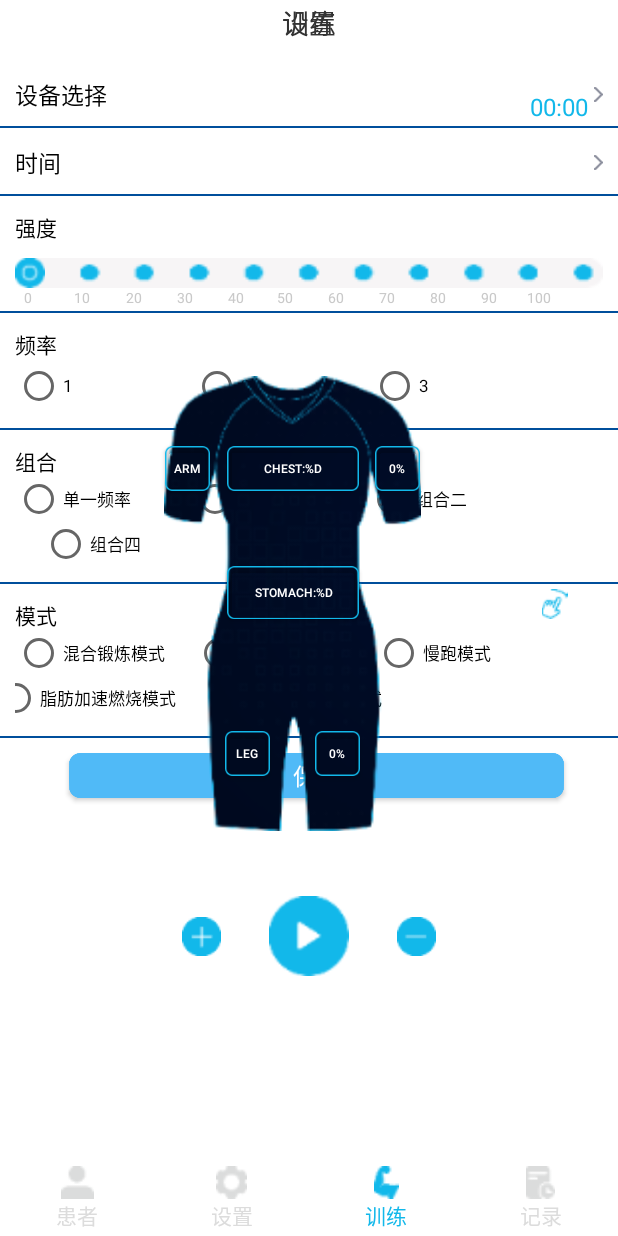
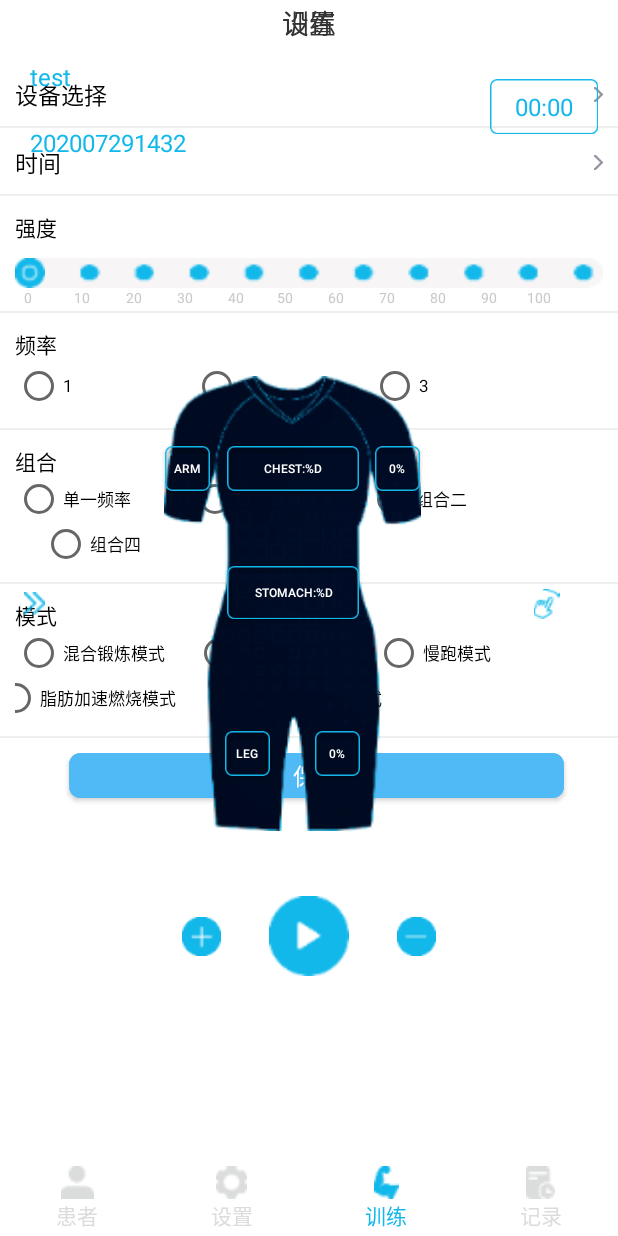
Before and after one commit to oomadj/pipi, an Android app: the fragment SettingsFragment placed in its activity, after a tap on "保存", on a phone screen of 412 x 824 dp. Run offline under Robolectric (Android 15) with nearby library versions, the phone set to English and light mode, and no system bars; 3 statements that could not run were skipped.

Commit message:
训练界面数据更换

```diff
--- a/MiraclinkClothes/app/src/main/java/com/miraclink/content/check/UserCheckContract.java
+++ b/MiraclinkClothes/app/src/main/java/com/miraclink/content/check/UserCheckContract.java
@@ -39,6 +39,8 @@ public interface UserCheckContract {
 
         void queryAllUser(IUserDatabaseManager iUserDatabaseManager, IUserDatabaseManager.QueryAllUserCallback callback);
 
+        void onInit(int time,int rate,int strong);
+
     }
 
     interface IView{
--- a/MiraclinkClothes/app/src/main/java/com/miraclink/content/check/UserCheckFragment.java
+++ b/MiraclinkClothes/app/src/main/java/com/miraclink/content/check/UserCheckFragment.java
@@ -5,6 +5,7 @@ import android.content.Context;
 import android.content.Intent;
 import android.content.IntentFilter;
 import android.os.Bundle;
+import android.view.Gravity;
 import android.view.LayoutInflater;
 import android.view.View;
 import android.view.ViewGroup;
@@ -17,6 +18,7 @@ import android.widget.Toast;
 
 import androidx.annotation.NonNull;
 import androidx.annotation.Nullable;
+import androidx.drawerlayout.widget.DrawerLayout;
 import androidx.fragment.app.Fragment;
 import androidx.recyclerview.widget.LinearLayoutManager;
 import androidx.recyclerview.widget.RecyclerView;
@@ -38,13 +40,15 @@ import java.util.ArrayList;
 import java.util.List;
 
 
-public class UserCheckFragment extends Fragment implements View.OnClickListener, UserCheckContract.IView , IUserDatabaseManager.QueryAllUserCallback {
+public class UserCheckFragment extends Fragment implements View.OnClickListener, UserCheckContract.IView, IUserDatabaseManager.QueryAllUserCallback {
     private static final String TAG = UserCheckFragment.class.getSimpleName();
     private Button btStart;
     private Button btLeg, btLegZero, btNeck, btArm, btArmZero, btChest, btStomach, btBack, btRear;
     private TextView tvTime;
     private ImageButton btAdd, btCut;
-    private TextView tvName, tvId;
+    private TextView tvName, tvId,tvCompose,tvMode;
+    private DrawerLayout drawerLayout;
+    private ImageView imgSlide;
 
     private HorizontalScrollView horizontalScrollView;
     private ImageView imgChangeBody1;
@@ -57,6 +61,10 @@ public class UserCheckFragment extends Fragment implements View.OnClickListener,
     ContentActivity activity;
     private IUserDatabaseManager iUserDatabaseManager;
     private BroadcastReceiver receiver;
+
+    private int strong;
+    private int rate;
+    private int time;
 
     @Nullable
     @Override
@@ -91,7 +99,7 @@ public class UserCheckFragment extends Fragment implements View.OnClickListener,
         getContext().registerReceiver(receiver, filter);
         presenter.getBleAddress(activity.getBleAddress());
 
-        presenter.queryAllUser(iUserDatabaseManager,this);
+        presenter.queryAllUser(iUserDatabaseManager, this);
     }
 
     @Override
@@ -146,9 +154,14 @@ public class UserCheckFragment extends Fragment implements View.OnClickListener,
         btRear.setOnClickListener(this);
         tvName = view.findViewById(R.id.textUserCheckFragmentName);
         tvId = view.findViewById(R.id.textUserCheckFragmentId);
+        tvCompose = view.findViewById(R.id.textUserCheckFragmentCompose);
+        tvMode = view.findViewById(R.id.textUserCheckFragmentMode);
         imgChangeBody1 = view.findViewById(R.id.imgUserCheckFragmentChangeBody1);
         imgChangeBody1.setOnClickListener(this);
         horizontalScrollView = view.findViewById(R.id.scrollViewUserCheckFragment);
+        drawerLayout = view.findViewById(R.id.drawerLayoutUserCheckFragment);
+        imgSlide = view.findViewById(R.id.imgUserCheckFragmentSlide);
+        imgSlide.setOnClickListener(this);
 
         LinearLayoutManager linearLayoutManager = new LinearLayoutManager(getContext());
         recyclerView = view.findViewById(R.id.recyclerUserCheckFragment);
@@ -207,6 +220,8 @@ public class UserCheckFragment extends Fragment implements View.OnClickListener,
             case R.id.imgUserCheckFragmentChangeBody1:
                 horizontalScrollView.smoothScrollTo(Utils.dpToPx(getContext(), 380), 0);
                 break;
+            case R.id.imgUserCheckFragmentSlide:
+                drawerLayout.openDrawer(Gravity.LEFT);
             default:
                 break;
         }
@@ -280,7 +295,7 @@ public class UserCheckFragment extends Fragment implements View.OnClickListener,
 
     @Override
     public void setStartText(String text) {
-        btStart.setText(text);
+        //btStart.setText(text);
     }
 
     @Override
@@ -322,6 +337,14 @@ public class UserCheckFragment extends Fragment implements View.OnClickListener,
                 if (user != null) {
                     tvName.setText(user.getName());
                     tvId.setText(user.getID());
+                    tvCompose.setText(Utils.getComposeText(getContext(),user.getCompose()));
+                    tvMode.setText(Utils.getModeText(getContext(),user.getMode()));
+
+                    presenter.onInit(user.getTime(),user.getRate(),user.getStrong());
+                    time = user.getTime();
+                    rate = user.getRate();
+                    strong = user.getStrong();
+
                 }
             }
         });
--- a/MiraclinkClothes/app/src/main/java/com/miraclink/content/check/UserCheckPresenter.java
+++ b/MiraclinkClothes/app/src/main/java/com/miraclink/content/check/UserCheckPresenter.java
@@ -19,8 +19,9 @@ public class UserCheckPresenter implements UserCheckContract.Presenter, BaseCall
     private UserCheckContract.IView iView;
     private IUserDatabaseManager iUserDatabaseManager;
 
-    private int ioRate = 5; //init rate
-    private long pauseTime = 6 * 60 * 1000;    //init time
+    private int time;
+    private int rate;
+    private long pauseTime; //= 10 * 60 * 1000;    //init time
 
     private boolean isLegChecked;
     private boolean isArmChecked;
@@ -29,14 +30,13 @@ public class UserCheckPresenter implements UserCheckContract.Presenter, BaseCall
     private boolean isNeckChecked;
     private boolean isBackChecked;
     private boolean isRearChecked;
-    private int armIo = ioRate;  //TODO get io to user info
-    private int chestIo = ioRate;
-    private int stomachIo = ioRate;
-    private int legIo = ioRate;
-    private int neckIo = ioRate;
-    private int backIo = ioRate;
-    private int rearIo = ioRate;
-    private int strong;
+    private int armIo;  //TODO get io to user info
+    private int chestIo;
+    private int stomachIo;
+    private int legIo;
+    private int neckIo;
+    private int backIo;
+    private int rearIo;
 
     private String lastAddress;
     private int replayCount = 100;
@@ -235,10 +235,10 @@ public class UserCheckPresenter implements UserCheckContract.Presenter, BaseCall
             LogUtil.i(TAG, "is replay connect:" + replayCount);
             if (replayCount > 0) {
                 replayCount--;
-                boolean isConnected = blueService.connect(lastAddress);
-                if (isConnected) {
-                    isReplay = true;
-                }
+                //boolean isConnected = blueService.connect(lastAddress);
+                //if (isConnected) {
+                //    isReplay = true;
+                //}
             }
         }
     }
@@ -279,7 +279,7 @@ public class UserCheckPresenter implements UserCheckContract.Presenter, BaseCall
                 rearIo++;
             }
         }
-        blueService.writeRXCharacteristic(ByteUtils.getRateCmd(armIo, chestIo, stomachIo, legIo, neckIo, backIo, rearIo, 0x01));
+        blueService.writeRXCharacteristic(ByteUtils.getRateCmd(armIo, chestIo, stomachIo, legIo, neckIo, backIo, rearIo, intToHex(rate)));
     }
 
     private void checkCut() {
@@ -318,7 +318,7 @@ public class UserCheckPresenter implements UserCheckContract.Presenter, BaseCall
                 rearIo--;
             }
         }
-        blueService.writeRXCharacteristic(ByteUtils.getRateCmd(armIo, chestIo, stomachIo, legIo, neckIo, backIo, rearIo, 0x01));
+        blueService.writeRXCharacteristic(ByteUtils.getRateCmd(armIo, chestIo, stomachIo, legIo, neckIo, backIo, rearIo, intToHex(rate)));
     }
 
     private void getUserInfoToDatabase(String id) {
@@ -331,6 +331,62 @@ public class UserCheckPresenter implements UserCheckContract.Presenter, BaseCall
     @Override
     public void queryAllUser(IUserDatabaseManager iUserDatabaseManager, IUserDatabaseManager.QueryAllUserCallback callback) {
         iUserDatabaseManager.queryAllUser(callback);
+    }
+
+    @Override
+    public void onInit(int time, int rate, int strong) {
+        this.time = time;
+        this.rate = rate;
+        pauseTime = time;
+        LogUtil.i(TAG, "presenter user:" + strong + "time --:" + time + "rate:" + rate);
+
+        armIo = strong / 10;
+        chestIo = strong / 10;
+        stomachIo = strong / 10;
+        legIo = strong / 10;
+        neckIo = strong / 10;
+        backIo = strong / 10;
+        rearIo = strong / 10;
+    }
+
+    public int intToHex(int i) {
+        int hex = 0;
+        switch (i) {
+            case 1:
+                hex = 0x01;
+                break;
+            case 2:
+                hex = 0x02;
+                break;
+            case 3:
+                hex = 0x03;
+                break;
+            case 4:
+                hex = 0x04;
+                break;
+            case 5:
+                hex = 0x05;
+                break;
+            case 6:
+                hex = 0x06;
+                break;
+            case 7:
+                hex = 0x07;
+                break;
+            case 8:
+                hex = 0x08;
+                break;
+            case 9:
+                hex = 0x09;
+                break;
+            case 10:
+                hex = 0x0a;
+                break;
+            default:
+                break;
+
+        }
+        return hex;
     }
 
     //每秒钟发送一次心跳包
@@ -354,7 +410,7 @@ public class UserCheckPresenter implements UserCheckContract.Presenter, BaseCall
         public void onFinish() {
             myCountDownTimer.cancel();
             blueService.writeRXCharacteristic(ByteUtils.getCmdStart(0x05, 0xE2, 0xE7));
-            pauseTime = 6 * 60 * 1000;
+            pauseTime = time;
             iView.setTimeText("00:00");
             iView.setStartText("start");
             //TODO bt start status change
--- a/MiraclinkClothes/app/src/main/java/com/miraclink/utils/ByteUtils.java
+++ b/MiraclinkClothes/app/src/main/java/com/miraclink/utils/ByteUtils.java
@@ -31,11 +31,11 @@ public class ByteUtils {
 
 
     //TODO strong will get
-    public static byte[] getRateCmd(int armIo,int chestIo,int stomachIo,int legIo,int neckIo,int backIo,int rearIo,int strong){
+    public static byte[] getRateCmd(int armIo,int chestIo,int stomachIo,int legIo,int neckIo,int backIo,int rearIo,int rate){
         if (armIo >=0 && armIo <=10){
             byte[] data = new byte[]{(byte) 0xAE, 0x01,intToByte(armIo *10),intToByte(chestIo*10),intToByte(stomachIo*10),intToByte(legIo*10),intToByte(neckIo*10),
-                    intToByte(backIo*10),intToByte(rearIo*10), (byte) strong,(byte) ((intToByte(armIo *10)+ intToByte(chestIo*10)+intToByte(stomachIo*10)+intToByte(legIo*10)+
-                    intToByte(neckIo*10)+intToByte(backIo*10)+intToByte(rearIo*10)+0x01+strong)&0xFF)};
+                    intToByte(backIo*10),intToByte(rearIo*10), (byte) rate,(byte) ((intToByte(armIo *10)+ intToByte(chestIo*10)+intToByte(stomachIo*10)+intToByte(legIo*10)+
+                    intToByte(neckIo*10)+intToByte(backIo*10)+intToByte(rearIo*10)+0x01+rate)&0xFF)};
             return data;
         }else {
             LogUtil.i("ByteUtils","cmd exception");
--- a/MiraclinkClothes/app/src/main/res/layout/custom_edit_line_layout.xml
+++ b/MiraclinkClothes/app/src/main/res/layout/custom_edit_line_layout.xml
@@ -9,7 +9,7 @@
         android:layout_width="0dp"
         android:layout_height="1dp"
         android:visibility="gone"
-        android:background="@color/enterprise_blue"
+        android:background="@color/line_color"
         app:layout_constraintEnd_toEndOf="parent"
         app:layout_constraintStart_toStartOf="parent"
         app:layout_constraintTop_toTopOf="parent" />
@@ -48,7 +48,7 @@
         android:id="@+id/viewEditLineLayoutBottomLine"
         android:layout_width="0dp"
         android:layout_height="1dp"
-        android:background="@color/enterprise_blue"
+        android:background="@color/line_color"
         app:layout_constraintBottom_toBottomOf="parent"
         app:layout_constraintEnd_toEndOf="parent"
         app:layout_constraintStart_toStartOf="parent" />
--- a/MiraclinkClothes/app/src/main/res/layout/custom_setting_line_layout.xml
+++ b/MiraclinkClothes/app/src/main/res/layout/custom_setting_line_layout.xml
@@ -8,7 +8,7 @@
         android:id="@+id/viewSettingLineLayoutTopLine"
         android:layout_width="0dp"
         android:layout_height="1dp"
-        android:background="@color/enterprise_blue"
+        android:background="@color/line_color"
         android:visibility="gone"
         app:layout_constraintEnd_toEndOf="parent"
         app:layout_constraintStart_toStartOf="parent"
@@ -47,7 +47,7 @@
         android:id="@+id/viewSettingLineLayoutBottomLine"
         android:layout_width="0dp"
         android:layout_height="1dp"
-        android:background="@color/enterprise_blue"
+        android:background="@color/line_color"
         app:layout_constraintBottom_toBottomOf="parent"
         app:layout_constraintEnd_toEndOf="parent"
         app:layout_constraintStart_toStartOf="parent" />
--- a/MiraclinkClothes/app/src/main/res/layout/fragment_user_check.xml
+++ b/MiraclinkClothes/app/src/main/res/layout/fragment_user_check.xml
@@ -27,6 +27,7 @@
     </androidx.constraintlayout.widget.ConstraintLayout>
 
     <androidx.drawerlayout.widget.DrawerLayout
+        android:id="@+id/drawerLayoutUserCheckFragment"
         android:layout_width="0dp"
         android:layout_height="0dp"
         app:layout_constraintBottom_toBottomOf="parent"
@@ -44,6 +45,7 @@
                 android:layout_height="wrap_content"
                 android:layout_marginStart="20dp"
                 android:layout_marginTop="10dp"
+                android:text="test"
                 android:textColor="@color/check_text_blue"
                 android:textSize="16sp"
                 app:layout_constraintStart_toStartOf="parent"
@@ -54,10 +56,11 @@
                 android:layout_width="wrap_content"
                 android:layout_height="wrap_content"
                 android:layout_marginStart="20dp"
+                android:text="202007291432"
                 android:textColor="@color/check_text_blue"
                 android:textSize="16sp"
                 app:layout_constraintStart_toStartOf="parent"
-                app:layout_constraintTop_toBottomOf="@id/textUserCheckFragmentName" />
+                app:layout_constraintTop_toBottomOf="@id/textUserCheckFragmentCompose" />
 
             <androidx.appcompat.widget.AppCompatTextView
                 android:id="@+id/textUserCheckFragmentCompose"
@@ -67,7 +70,7 @@
                 android:textColor="@color/check_text_blue"
                 android:textSize="16sp"
                 app:layout_constraintStart_toStartOf="parent"
-                app:layout_constraintTop_toBottomOf="@id/textUserCheckFragmentId" />
+                app:layout_constraintTop_toBottomOf="@id/textUserCheckFragmentName" />
 
             <androidx.appcompat.widget.AppCompatTextView
                 android:id="@+id/textUserCheckFragmentMode"
@@ -85,12 +88,21 @@
                 android:layout_width="wrap_content"
                 android:layout_height="wrap_content"
                 android:layout_marginTop="30dp"
-                android:layout_marginEnd="20dp"
+                android:layout_marginEnd="30dp"
                 android:text="00:00"
                 android:textColor="@color/check_text_blue"
                 android:textSize="16sp"
                 app:layout_constraintEnd_toEndOf="parent"
                 app:layout_constraintTop_toTopOf="parent" />
+
+            <androidx.appcompat.widget.AppCompatImageView
+                android:layout_width="72dp"
+                android:layout_height="38dp"
+                android:src="@drawable/bg_time_case"
+                app:layout_constraintBottom_toBottomOf="@id/textUserCheckFragmentTimer"
+                app:layout_constraintEnd_toEndOf="@id/textUserCheckFragmentTimer"
+                app:layout_constraintStart_toStartOf="@id/textUserCheckFragmentTimer"
+                app:layout_constraintTop_toTopOf="@id/textUserCheckFragmentTimer" />
 
             <androidx.appcompat.widget.AppCompatTextView
                 android:id="@+id/textUserCheckFragmentRate"
@@ -135,10 +147,20 @@
                             android:id="@+id/imgUserCheckFragmentChangeBody1"
                             android:layout_width="20dp"
                             android:layout_height="20dp"
-                            android:layout_marginEnd="10dp"
+                            android:layout_marginEnd="15dp"
                             android:src="@drawable/icon_right_sliding"
                             app:layout_constraintBottom_toBottomOf="parent"
                             app:layout_constraintEnd_toEndOf="parent"
+                            app:layout_constraintTop_toTopOf="parent" />
+
+                        <androidx.appcompat.widget.AppCompatImageView
+                            android:id="@+id/imgUserCheckFragmentSlide"
+                            android:layout_width="15dp"
+                            android:layout_height="15dp"
+                            android:layout_marginStart="15dp"
+                            android:src="@drawable/icon_left_slide"
+                            app:layout_constraintBottom_toBottomOf="parent"
+                            app:layout_constraintStart_toStartOf="parent"
                             app:layout_constraintTop_toTopOf="parent" />
 
                         <androidx.appcompat.widget.AppCompatButton
--- a/MiraclinkClothes/app/src/main/res/layout/fragment_user_settings.xml
+++ b/MiraclinkClothes/app/src/main/res/layout/fragment_user_settings.xml
@@ -223,7 +223,7 @@
             android:layout_width="0dp"
             android:layout_height="1dp"
             android:layout_marginTop="15dp"
-            android:background="@color/enterprise_blue"
+            android:background="@color/line_color"
             app:layout_constraintEnd_toEndOf="parent"
             app:layout_constraintStart_toStartOf="parent"
             app:layout_constraintTop_toBottomOf="@id/scrollerUserSettingsFragmentStrong" />
@@ -281,7 +281,7 @@
             android:layout_width="0dp"
             android:layout_height="1dp"
             android:layout_marginTop="10dp"
-            android:background="@color/enterprise_blue"
+            android:background="@color/line_color"
             app:layout_constraintEnd_toEndOf="parent"
             app:layout_constraintStart_toStartOf="parent"
             app:layout_constraintTop_toBottomOf="@id/rgUserSettingFragmentRate" />
@@ -359,7 +359,7 @@
             android:id="@+id/viewUserSettingFragmentLine3"
             android:layout_width="0dp"
             android:layout_height="1dp"
-            android:background="@color/enterprise_blue"
+            android:background="@color/line_color"
             app:layout_constraintEnd_toEndOf="parent"
             app:layout_constraintStart_toStartOf="parent"
             app:layout_constraintTop_toBottomOf="@id/rgUserSettingFragmentCompose" />
@@ -436,7 +436,7 @@
             android:id="@+id/viewUserSettingFragmentLine4"
             android:layout_width="0dp"
             android:layout_height="1dp"
-            android:background="@color/enterprise_blue"
+            android:background="@color/line_color"
             app:layout_constraintEnd_toEndOf="parent"
             app:layout_constraintStart_toStartOf="parent"
             app:layout_constraintTop_toBottomOf="@id/rgUserSettingFragmentMode" />
--- a/MiraclinkClothes/app/src/main/res/values/colors.xml
+++ b/MiraclinkClothes/app/src/main/res/values/colors.xml
@@ -4,6 +4,7 @@
     <color name="colorPrimaryDark">#b5b5b5</color>
     <color name="colorAccent">#03DAC5</color>
     <color name="black">#000000</color>
+    <color name="line_color">#eeeeee</color>
 
     <color name="title_color">#333333</color>
     <color name="check_text_blue">#12b8ea</color>
```
Also changed, not shown: MiraclinkClothes/app/src/main/java/com/miraclink/adapter/UserCheckAdapter.java (+3 -52 lines), MiraclinkClothes/app/src/main/java/com/miraclink/utils/SharePreUtils.java (+23 -4 lines), MiraclinkClothes/app/src/main/java/com/miraclink/utils/Utils.java (+51 -0 lines), MiraclinkClothes/app/src/main/res/drawable-xxxhdpi/bg_time_case.9.png (added), MiraclinkClothes/app/src/main/res/drawable-xxxhdpi/icon_left_slide.png (added).
